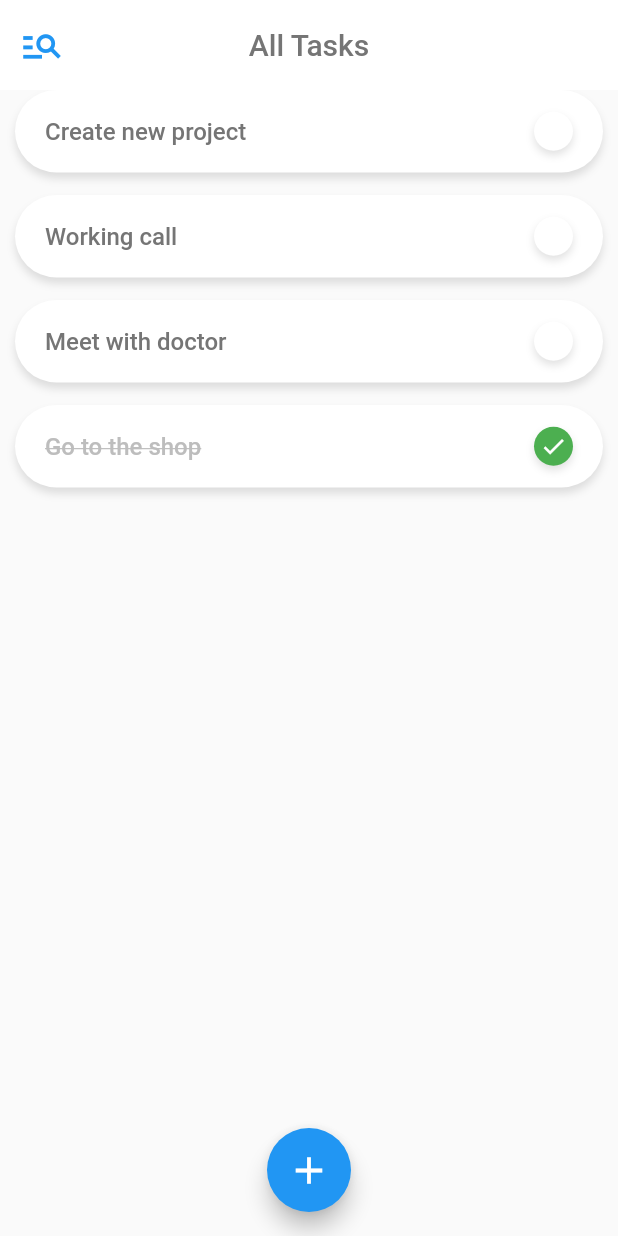
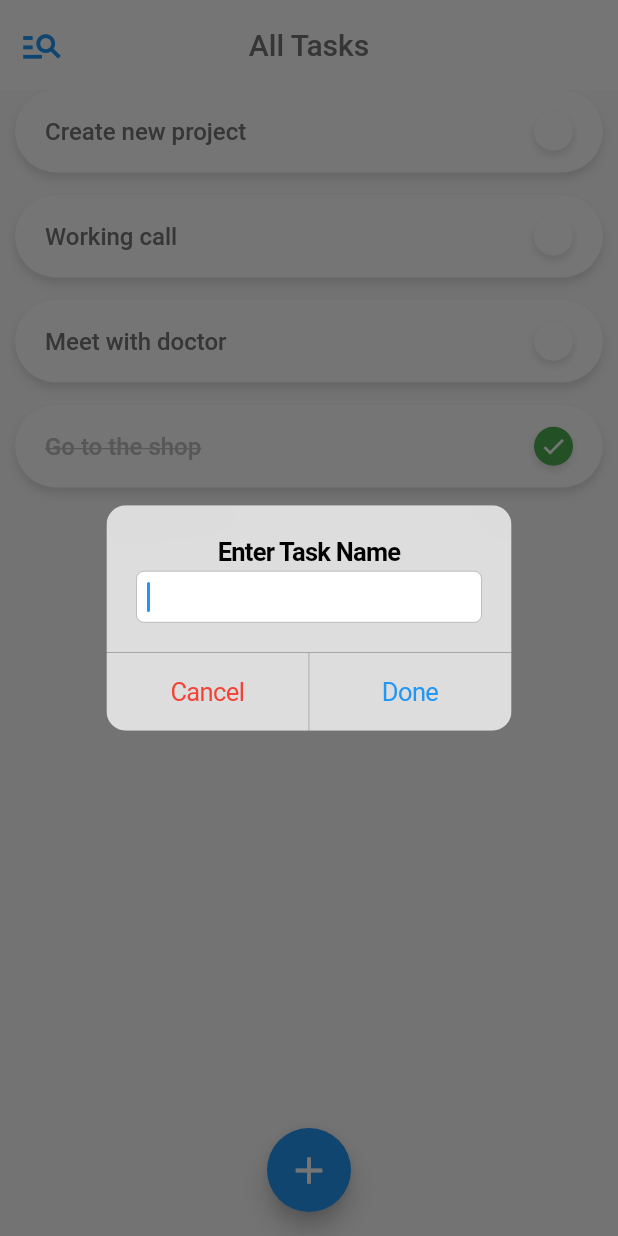
Before and after one commit to Dusk-afk/simple-todo-app, a Flutter app: the screen it shows after launch, after a tap on the "add" icon, on a phone screen of 412 x 824 dp. Run offline on Flutter 3.47's test engine with Material 2 defaults, Android fonts, the phone set to English and light mode, and no system bars.

Commit message:
Now adding tasks

```diff
--- a/lib/main.dart
+++ b/lib/main.dart
@@ -1,3 +1,4 @@
+import 'package:flutter/cupertino.dart';
 import 'package:flutter/material.dart';
 import 'package:todo_app/data/task.dart';
 import 'package:todo_app/widgets/task_card.dart';
@@ -18,12 +19,57 @@ class HomeScreen extends StatefulWidget {
 }
 
 class _HomeScreenState extends State<HomeScreen> {
+
+  TextEditingController _controller = TextEditingController();
+
   List<Task> tasks_data = [
     Task("Create new project", false),
     Task("Working call", false),
     Task("Meet with doctor", false),
     Task("Go to the shop", true),
   ];
+
+  void showAddTaskDialog() {
+    _controller.text = "";
+
+    showDialog(
+      context: context,
+      builder: (context) => CupertinoAlertDialog(
+        title: Text("Enter Task Name"),
+        content: CupertinoTextField(
+          controller: _controller,
+          autofocus: true,
+        ),
+        actions: [
+          CupertinoButton(
+            onPressed: () {
+              Navigator.pop(context);
+            },
+            child: Text(
+              "Cancel",
+              style: TextStyle(
+                color: Colors.red
+              ),
+            ),
+          ),
+          CupertinoButton(
+            onPressed: () {
+              if (_controller.text.isEmpty){
+                return;
+              }
+
+              Navigator.pop(context);
+              Task createdTask = Task(_controller.text, false);
+              setState(() {
+                tasks_data.add(createdTask);
+              });
+            },
+            child: Text("Done"),
+          )
+        ],
+      )
+    );
+  }
 
   @override
   Widget build(BuildContext context) {
@@ -53,7 +99,9 @@ class _HomeScreenState extends State<HomeScreen> {
       ),
 
       floatingActionButton: FloatingActionButton(
-        onPressed: () {},
+        onPressed: () {
+          showAddTaskDialog();
+        },
         child: Icon(
           Icons.add,
           size: 30,
```
